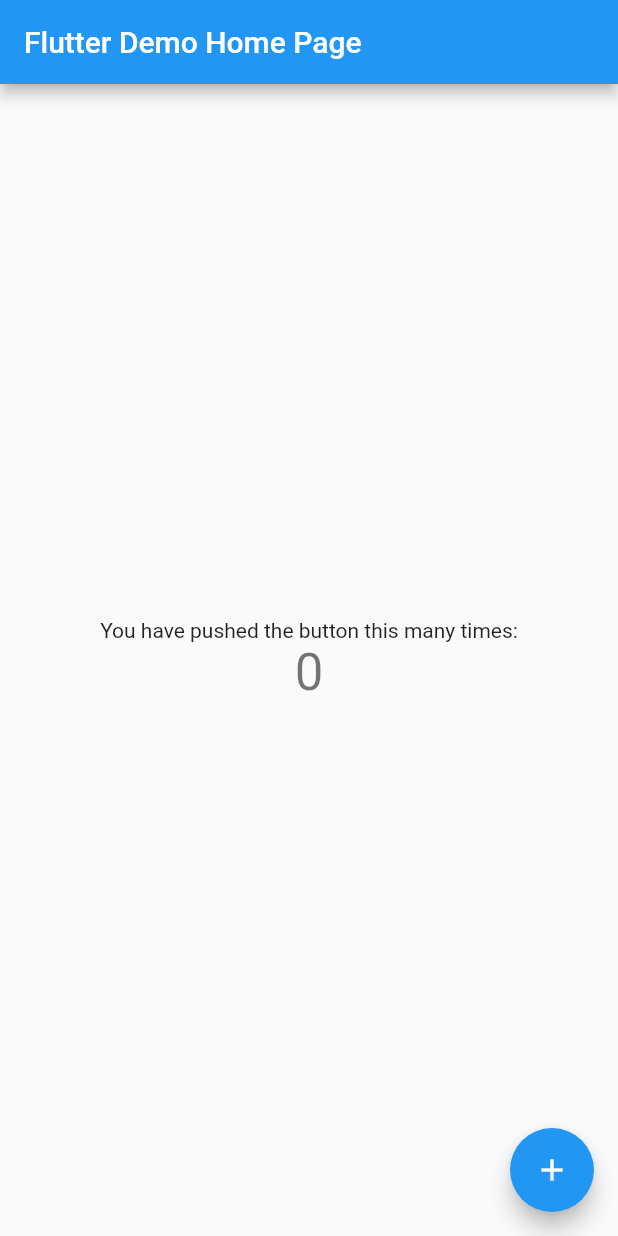
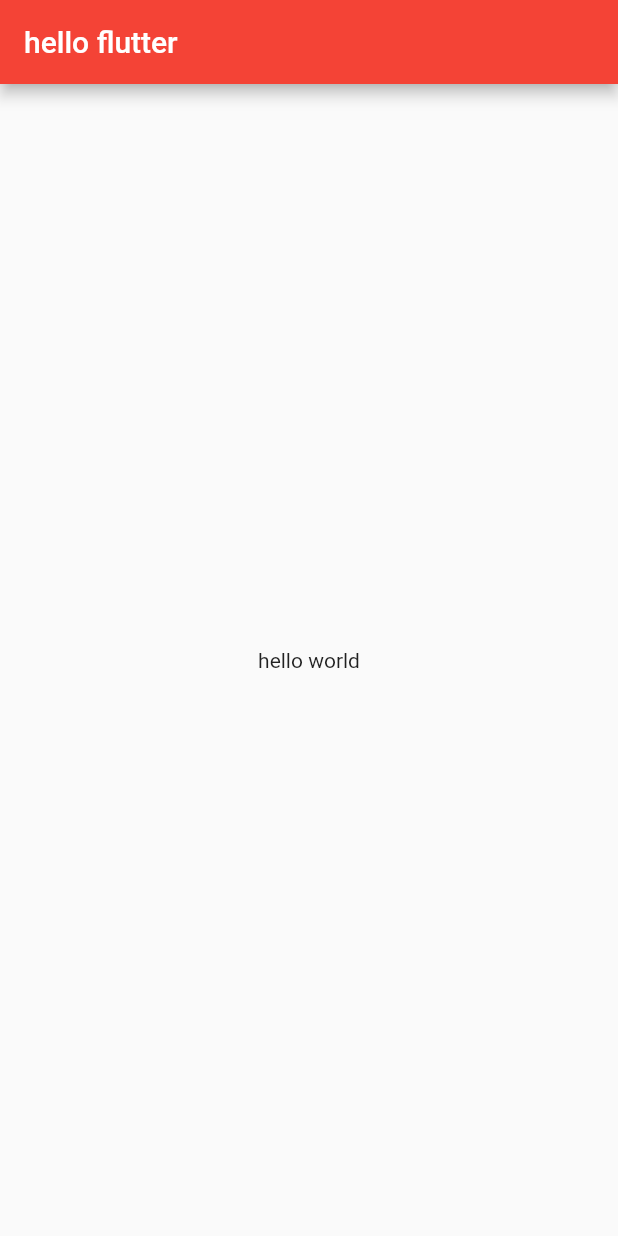
Before and after one commit to TATS03/tatsambon, a Flutter app: the screen it shows after launch, on a phone screen of 412 x 824 dp. Run offline on Flutter 3.47's test engine with Material 2 defaults, Android fonts, the light colour scheme and no system bars.

Commit message:
hello world fluter

```diff
--- a/lib/main.dart
+++ b/lib/main.dart
@@ -11,7 +11,7 @@
   @override
   Widget build(BuildContext context) {
     return MaterialApp(
-      title: 'Flutter Demo',
+      title: 'hello world apps',
       theme: ThemeData(
         // This is the theme of your application.
         //
@@ -22,9 +22,9 @@
         // or simply save your changes to "hot reload" in a Flutter IDE).
         // Notice that the counter didn't reset back to zero; the application
         // is not restarted.
-        primarySwatch: Colors.blue,
+        primarySwatch: Colors.red,
       ),
-      home: const MyHomePage(title: 'Flutter Demo Home Page'),
+      home: const MyHomePage(title: 'hello flutter'),
     );
   }
 }
@@ -96,20 +96,16 @@
           mainAxisAlignment: MainAxisAlignment.center,
           children: <Widget>[
             const Text(
-              'You have pushed the button this many times:',
+              "hello world"
             ),
-            Text(
-              '$_counter',
-              style: Theme.of(context).textTheme.headlineMedium,
-            ),
+            // Text(
+            //   '$_counter',
+            //   style: Theme.of(context).textTheme.headlineMedium,
+            // ),
           ],
         ),
       ),
-      floatingActionButton: FloatingActionButton(
-        onPressed: _incrementCounter,
-        tooltip: 'Increment',
-        child: const Icon(Icons.add),
-      ), // This trailing comma makes auto-formatting nicer for build methods.
+     // This trailing comma makes auto-formatting nicer for build methods.
     );
   }
 }
```
Also changed, not shown: 7 other files.
